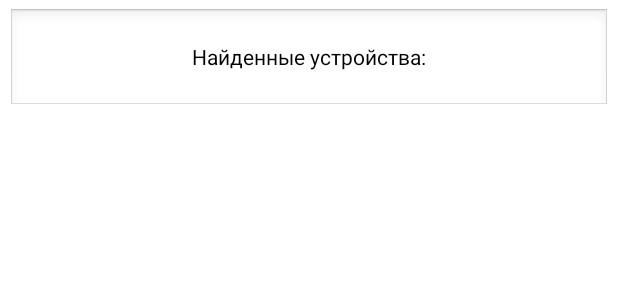
After one commit to vokrob/Bluetooth_Monitor, an Android app: the layout bt_list_item_title.xml on its own in the app's theme, with its tools: preview values and no code run, on a phone screen of 412 x 824 dp. The commit adds this screen. Shown: the top 300 px of the screen. Run offline under Robolectric (Android 15) with nearby library versions, the phone set to English and light mode, and no system bars.

Commit message:
Searching for devices

```diff
--- /dev/null
+++ b/app/src/main/res/drawable/ic_search.xml
@@ -0,0 +1,5 @@
+<vector xmlns:android="http://schemas.android.com/apk/res/android" android:height="24dp" android:tint="#FFFFFF" android:viewportHeight="24" android:viewportWidth="24" android:width="24dp">
+
+    <path android:fillColor="@android:color/white" android:pathData="M15.5,14h-0.79l-0.28,-0.27C15.41,12.59 16,11.11 16,9.5 16,5.91 13.09,3 9.5,3S3,5.91 3,9.5 5.91,16 9.5,16c1.61,0 3.09,-0.59 4.23,-1.57l0.27,0.28v0.79l5,4.99L20.49,19l-4.99,-5zM9.5,14C7.01,14 5,11.99 5,9.5S7.01,5 9.5,5 14,7.01 14,9.5 11.99,14 9.5,14z"/>
+
+</vector>
--- /dev/null
+++ b/app/src/main/res/layout/bt_list_item_title.xml
@@ -0,0 +1,23 @@
+<?xml version="1.0" encoding="utf-8"?>
+<androidx.constraintlayout.widget.ConstraintLayout xmlns:android="http://schemas.android.com/apk/res/android"
+    xmlns:app="http://schemas.android.com/apk/res-auto"
+    xmlns:tools="http://schemas.android.com/tools"
+    android:layout_width="match_parent"
+    android:layout_height="wrap_content"
+    android:layout_margin="5dp"
+    android:background="@android:drawable/edit_text">
+
+    <TextView
+        android:id="@+id/tvBtName"
+        android:layout_width="wrap_content"
+        android:layout_height="wrap_content"
+        android:layout_marginTop="16dp"
+        android:layout_marginBottom="16dp"
+        android:text="@string/title_item_name"
+        android:textColor="@color/black"
+        app:layout_constraintBottom_toBottomOf="parent"
+        app:layout_constraintEnd_toEndOf="parent"
+        app:layout_constraintStart_toStartOf="parent"
+        app:layout_constraintTop_toTopOf="parent" />
+
+</androidx.constraintlayout.widget.ConstraintLayout>
--- a/app/src/main/res/values/strings.xml
+++ b/app/src/main/res/values/strings.xml
@@ -1,4 +1,5 @@
 <resources>
     <string name="app_name">Bluetooth_Monitor</string>
     <string name="switch_on_bluetooth">Включите Bluetooth</string>
+    <string name="title_item_name">Найденные устройства:</string>
 </resources>
```
Also changed, not shown: app/src/main/java/com/vokrob/bluetooth_monitor/BtListActivity.java (+12 -0 lines), app/src/main/java/com/vokrob/bluetooth_monitor/adapter/BtAdapter.java (+36 -8 lines), app/src/main/java/com/vokrob/bluetooth_monitor/adapter/ListItem.java (+9 -0 lines), app/src/main/res/menu/bt_list_menu.xml (added, +12 -0 lines).
